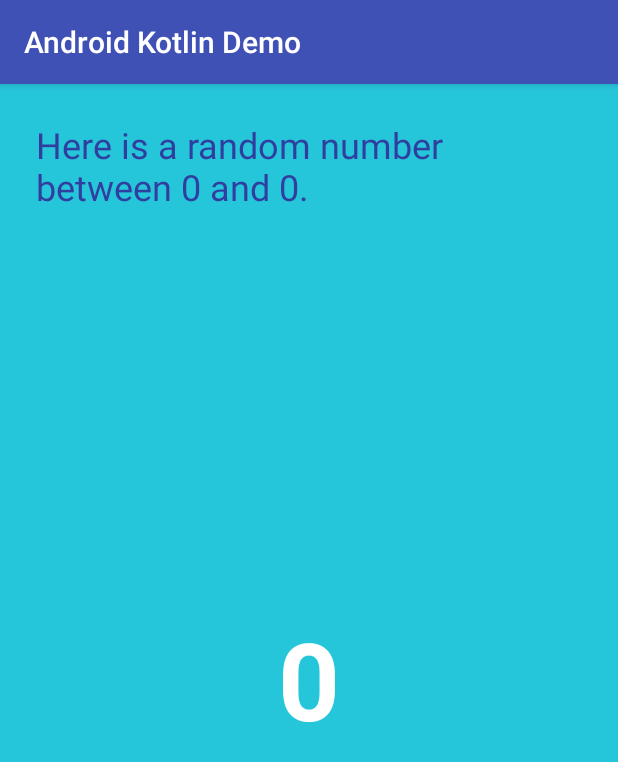
After one commit to snazarkoo/android-kotlin-demo, an Android app: the SecondActivity screen opened directly, with no data from a screen before it, on a phone screen of 412 x 824 dp. The commit adds this screen. Shown: the top 762 px of the screen. Run offline under Robolectric (Android 15) with nearby library versions, the phone set to English and light mode, and no system bars.

Commit message:
Added Random Screen

```diff
--- a/app/build.gradle
+++ b/app/build.gradle
@@ -24,7 +24,7 @@ android {
 
 dependencies {
     implementation fileTree(dir: 'libs', include: ['*.jar'])
-    implementation"org.jetbrains.kotlin:kotlin-stdlib-jre7:$kotlin_version"
+    implementation "org.jetbrains.kotlin:kotlin-stdlib-jre7:$kotlin_version"
     implementation 'com.android.support:appcompat-v7:26.1.0'
     implementation 'com.android.support.constraint:constraint-layout:1.1.3'
     testImplementation 'junit:junit:4.12'
--- a/app/src/main/AndroidManifest.xml
+++ b/app/src/main/AndroidManifest.xml
@@ -16,6 +16,7 @@
                 <category android:name="android.intent.category.LAUNCHER" />
             </intent-filter>
         </activity>
+        <activity android:name=".SecondActivity"></activity>
     </application>
 
 </manifest>
--- a/app/src/main/java/com/example/nay/androidkotlindemo/MainActivity.kt
+++ b/app/src/main/java/com/example/nay/androidkotlindemo/MainActivity.kt
@@ -1,5 +1,6 @@
 package com.example.nay.androidkotlindemo
 
+import android.content.Intent
 import android.support.v7.app.AppCompatActivity
 import android.os.Bundle
 import android.view.View
@@ -19,7 +20,7 @@ class MainActivity : AppCompatActivity() {
         myToast.show()
     }
 
-    fun countMe (view: View) {
+    fun countMe(view: View) {
 
         // Get the value of the text view.
         val countString = textView.text.toString()
@@ -31,4 +32,21 @@ class MainActivity : AppCompatActivity() {
         // Display the new value in the text view.
         textView.text = count.toString();
     }
+
+    fun randomMe(view: View) {
+        // Create an Intent to start the second activity
+        val randomIntent = Intent(this, SecondActivity::class.java)
+
+        // Get the current value of the text view.
+        val countString = textView.text.toString()
+
+        // Convert the count to an int
+        val count = Integer.parseInt(countString)
+
+        // Add the count to the extras for the Intent.
+        randomIntent.putExtra(SecondActivity.TOTAL_COUNT, count)
+
+        // Start the new activity.
+        startActivity(randomIntent)
+    }
 }
--- /dev/null
+++ b/app/src/main/java/com/example/nay/androidkotlindemo/SecondActivity.kt
@@ -0,0 +1,40 @@
+package com.example.nay.androidkotlindemo
+
+import android.support.v7.app.AppCompatActivity
+import android.os.Bundle
+import kotlinx.android.synthetic.main.acitivity_second.*
+import java.util.*
+
+class SecondActivity : AppCompatActivity() {
+    companion object {
+        const val TOTAL_COUNT = "total_count"
+    }
+
+    override fun onCreate(savedInstanceState: Bundle?) {
+        super.onCreate(savedInstanceState)
+
+        setContentView(R.layout.acitivity_second)
+        showRandomNumber()
+    }
+
+    fun showRandomNumber() {
+        // Get the count from the intent extras
+        val count = intent.getIntExtra(TOTAL_COUNT, 0)
+
+        // Generate the random number
+        val random = Random()
+        var randomInt = 0
+        // Add one because the bound is exclusive
+        if (count > 0) {
+            // Add one because the bound is exclusive
+            randomInt = random.nextInt(count + 1)
+        }
+
+        // Display the random number.
+        textview_random.text = Integer.toString(randomInt)
+
+        // Substitute the max value into the string resource
+        // for the heading, and update the heading
+        textview_label.text = getString(R.string.random_heading, count)
+    }
+}
--- /dev/null
+++ b/app/src/main/res/layout/acitivity_second.xml
@@ -0,0 +1,39 @@
+<?xml version="1.0" encoding="utf-8"?>
+<android.support.constraint.ConstraintLayout xmlns:android="http://schemas.android.com/apk/res/android"
+    xmlns:app="http://schemas.android.com/apk/res-auto"
+    xmlns:tools="http://schemas.android.com/tools"
+    android:layout_width="match_parent"
+    android:layout_height="match_parent"
+    android:background="@color/screenBackground2"
+    tools:context="com.example.nay.androidkotlindemo.SecondActivity">
+
+    <TextView
+        android:id="@+id/textview_label"
+        android:layout_width="match_parent"
+        android:layout_height="60dp"
+        android:layout_marginLeft="24dp"
+        android:layout_marginRight="24dp"
+        android:layout_marginTop="24dp"
+        android:text="@string/random_heading"
+        android:textColor="@color/colorPrimaryDark"
+        android:textSize="24sp"
+        app:layout_constraintLeft_toLeftOf="parent"
+        app:layout_constraintRight_toRightOf="parent"
+        app:layout_constraintTop_toTopOf="parent" />
+
+    <TextView
+        android:id="@+id/textview_random"
+        android:text="R"
+        android:layout_width="wrap_content"
+        android:layout_height="wrap_content"
+        android:textColor="@android:color/white"
+        android:textSize="72sp"
+        android:textStyle="bold"
+        app:layout_constraintTop_toBottomOf="@+id/textview_label"
+        app:layout_constraintBottom_toBottomOf="parent"
+        app:layout_constraintLeft_toLeftOf="parent"
+        app:layout_constraintRight_toRightOf="parent"
+        app:layout_constraintVertical_bias="0.45"
+        />
+
+</android.support.constraint.ConstraintLayout>
--- a/app/src/main/res/layout/activity_main.xml
+++ b/app/src/main/res/layout/activity_main.xml
@@ -45,6 +45,7 @@
         android:layout_marginTop="8dp"
         android:text="RANDOM"
         android:background="@color/buttonBackground"
+        android:onClick="randomMe"
         app:layout_constraintBottom_toBottomOf="parent"
         app:layout_constraintEnd_toEndOf="parent"
         app:layout_constraintTop_toBottomOf="@+id/textView" />
--- a/app/src/main/res/values/colors.xml
+++ b/app/src/main/res/values/colors.xml
@@ -4,5 +4,6 @@
     <color name="colorPrimaryDark">#303F9F</color>
     <color name="colorAccent">#FF4081</color>
     <color name="screenBackground">#ffee58</color>
+    <color name="screenBackground2">#26C6DA</color>
     <color name="buttonBackground">#BBDEFB</color>
 </resources>
--- a/app/src/main/res/values/strings.xml
+++ b/app/src/main/res/values/strings.xml
@@ -1,4 +1,5 @@
 <resources>
     <string name="app_name">Android Kotlin Demo</string>
     <string name="hello_world_text">0</string>
+    <string name="random_heading">Here is a random number between 0 and %1d.</string>
 </resources>
```
